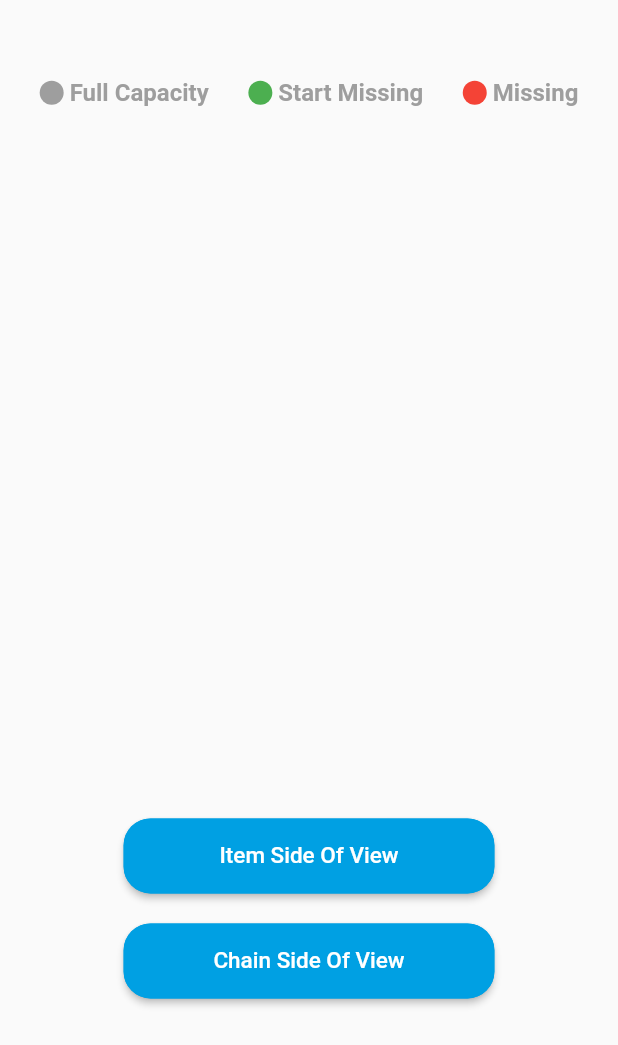
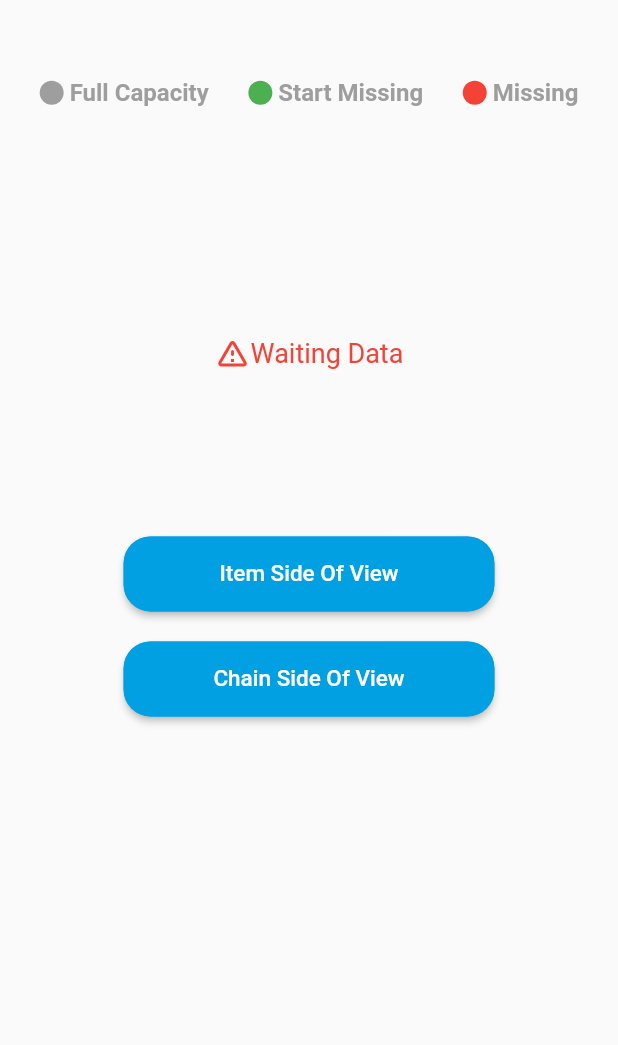
Before and after one commit to AhmedAbushaqra/gard, a Flutter app: the Charts screen opened by its route, on a phone screen of 412 x 824 dp. Shown: the top 1045 px of the screen. Run offline on Flutter 3.47's test engine with Material 2 defaults, Android fonts, the phone set to English and light mode, and no system bars; drawn by our look-alikes of fl_chart; our stand-ins replace video_player; network calls fail.

Commit message:
554654664

```diff
--- a/lib/Charts.dart
+++ b/lib/Charts.dart
@@ -64,7 +64,16 @@ class _ChartsState extends State<Charts> {
                 ],
               ),
             ),
-            AspectRatio(
+            DataItems.isEmpty?Container(
+                 padding: EdgeInsets.only(top: 100,bottom: 100),
+                child: Row(
+                  mainAxisAlignment: MainAxisAlignment.center,
+                  children: [
+                    Icon(Icons.warning_amber_rounded,color: Colors.red,),
+                    Text("Waiting Data",style: TextStyle(color:Colors.red,fontSize: 18),),
+                  ],
+                ))
+                :AspectRatio(
               aspectRatio: 1,
               child: PieChart(
                 PieChartData(
```
